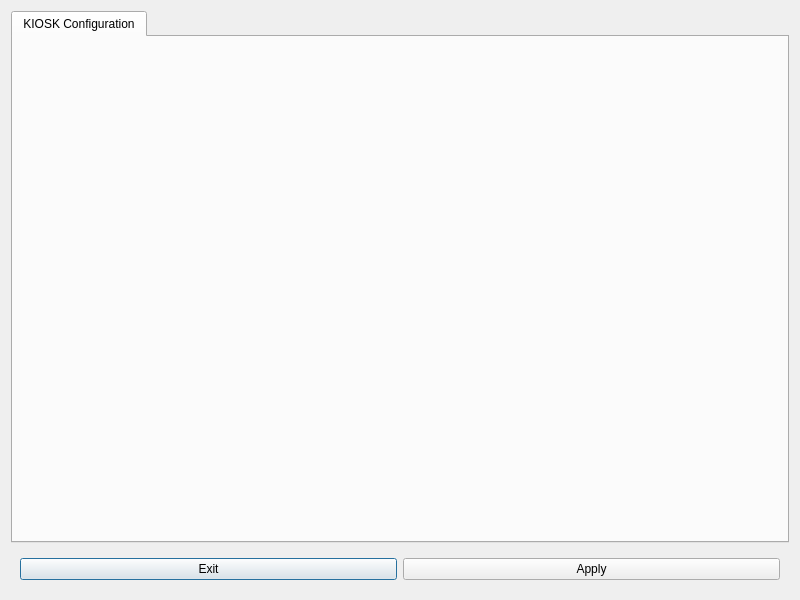
Before: the Qt Designer form kiosk.ui in valueerrorx/life-kiosk, drawn with Qt 5.
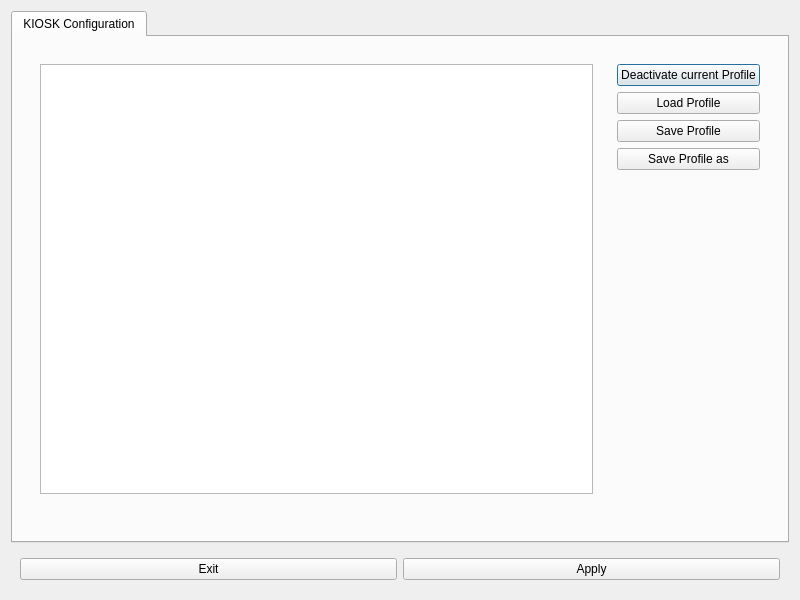
After: the same form once the commit is applied. Icons and pictures are not drawn.

Commit message: preparing for different profiles

The edit to the form file:
```diff
--- a/kiosk.ui
+++ b/kiosk.ui
@@ -70,7 +70,83 @@
       <attribute name="title">
        <string>KIOSK Configuration</string>
       </attribute>
-      <layout class="QVBoxLayout" name="verticalLayout"/>
+      <layout class="QVBoxLayout" name="verticalLayout">
+       <item>
+        <widget class="QWidget" name="widget_2" native="true">
+         <layout class="QHBoxLayout" name="horizontalLayout_2">
+          <item>
+           <widget class="QWidget" name="widget_4" native="true">
+            <layout class="QVBoxLayout" name="verticalLayout_4">
+             <item>
+              <widget class="QListWidget" name="profileview"/>
+             </item>
+             <item>
+              <spacer name="horizontalSpacer">
+               <property name="orientation">
+                <enum>Qt::Horizontal</enum>
+               </property>
+               <property name="sizeHint" stdset="0">
+                <size>
+                 <width>547</width>
+                 <height>20</height>
+                </size>
+               </property>
+              </spacer>
+             </item>
+            </layout>
+           </widget>
+          </item>
+          <item>
+           <widget class="QWidget" name="widget_3" native="true">
+            <layout class="QVBoxLayout" name="verticalLayout_2">
+             <item>
+              <widget class="QPushButton" name="pushButton">
+               <property name="text">
+                <string>Deactivate current Profile</string>
+               </property>
+              </widget>
+             </item>
+             <item>
+              <widget class="QPushButton" name="pushButton_2">
+               <property name="text">
+                <string>Load Profile</string>
+               </property>
+              </widget>
+             </item>
+             <item>
+              <widget class="QPushButton" name="pushButton_3">
+               <property name="text">
+                <string>Save Profile</string>
+               </property>
+              </widget>
+             </item>
+             <item>
+              <widget class="QPushButton" name="pushButton_4">
+               <property name="text">
+                <string>Save Profile as</string>
+               </property>
+              </widget>
+             </item>
+             <item>
+              <spacer name="verticalSpacer">
+               <property name="orientation">
+                <enum>Qt::Vertical</enum>
+               </property>
+               <property name="sizeHint" stdset="0">
+                <size>
+                 <width>20</width>
+                 <height>40</height>
+                </size>
+               </property>
+              </spacer>
+             </item>
+            </layout>
+           </widget>
+          </item>
+         </layout>
+        </widget>
+       </item>
+      </layout>
      </widget>
     </widget>
    </item>
```
Left out of the diff: 3 changed lines with no effect on the pictures. The commit also changes 1 other file.
